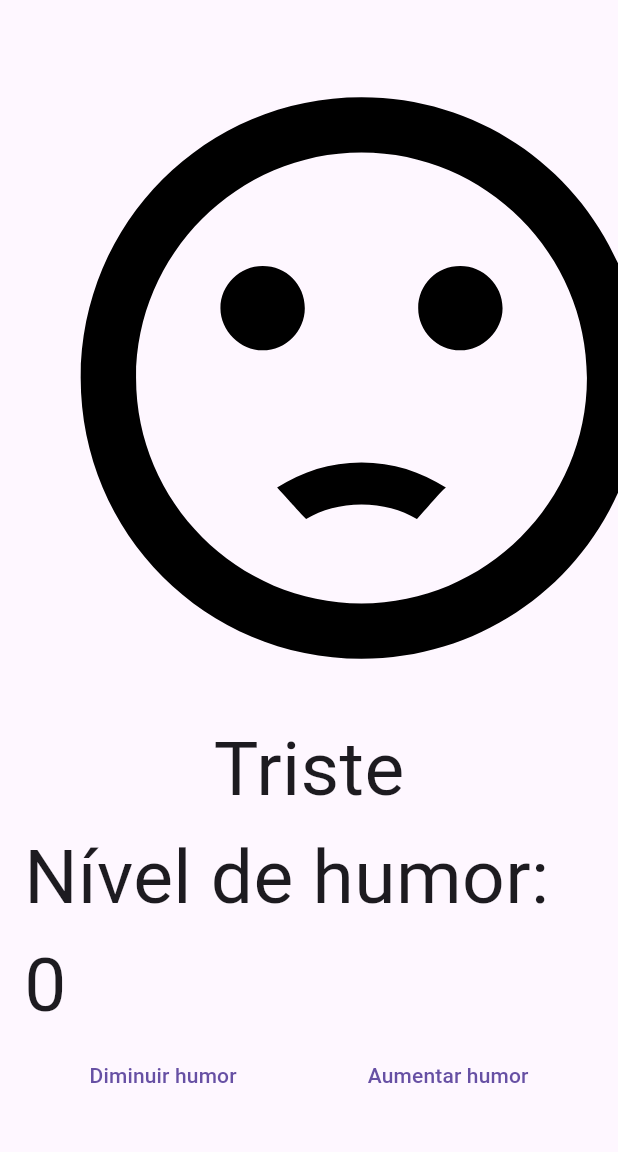
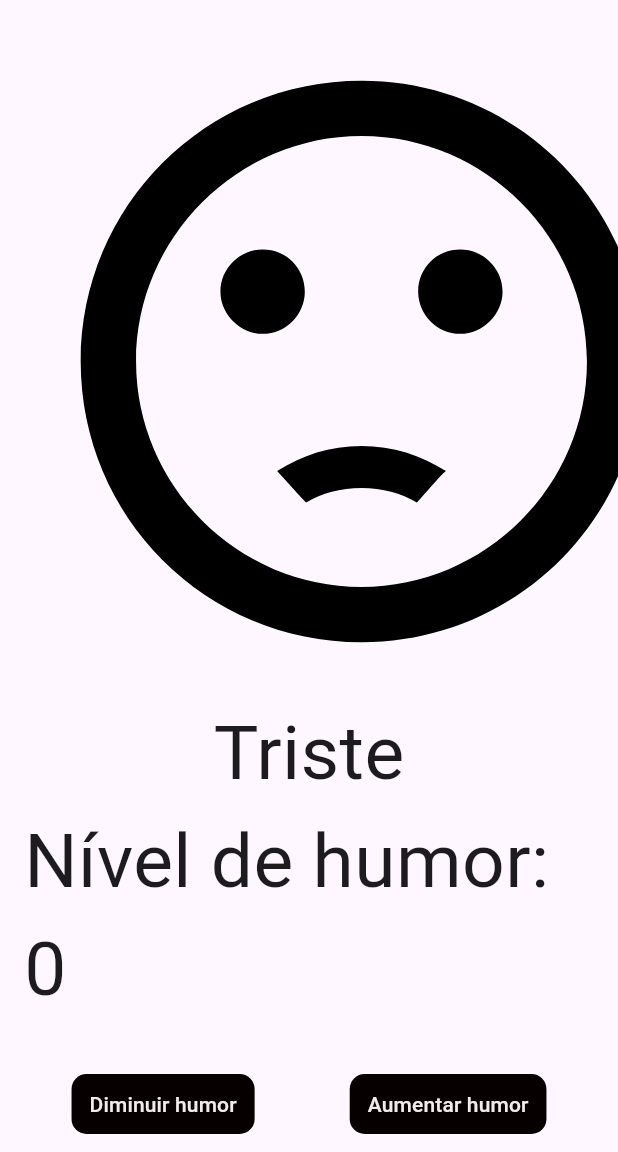
Before and after one commit to MichelecFernandes/flutter, a Flutter app: the screen it shows after launch, on a phone screen of 412 x 824 dp, the part 84-1236 px from its top. Run offline on Flutter 3.47's test engine with Material 3 defaults, Android fonts, the phone set to English and light mode, and no system bars.

Commit message:
style: estilizando os botaos

```diff
--- a/flutter_application_2/medidor_humor/lib/views/humor_view.dart
+++ b/flutter_application_2/medidor_humor/lib/views/humor_view.dart
@@ -47,7 +47,11 @@ class _HumorViewState extends State<HumorView> {
               ),
               Text(_humorController.status,
                style: TextStyle(fontSize: 50)),
-              Text('Nível de humor: ${_humorController.nivel}', style: TextStyle(fontSize: 50)),
+              Text('Nível de humor: ${_humorController.nivel}',
+              style: TextStyle(fontSize: 50)),
+              SizedBox(
+                height: 30,
+              ),
               Row(
                 mainAxisAlignment: MainAxisAlignment.spaceAround,
                 children: [
@@ -59,6 +63,13 @@ class _HumorViewState extends State<HumorView> {
                       print(_humorController.nivel);
                       print("Diminuir");
                     },
+                    style: TextButton.styleFrom(
+                      backgroundColor: const Color.fromARGB(255, 7, 0, 0),
+                      foregroundColor: const Color.fromARGB(255, 241, 235, 235),
+                      shape: RoundedRectangleBorder(
+                        borderRadius: BorderRadius.circular(10),
+                      )
+                    ),
                     child: Text('Diminuir humor'),
                   ),
                   TextButton(
@@ -69,6 +80,13 @@ class _HumorViewState extends State<HumorView> {
                       print(_humorController.nivel);
                       print("Aumentar");
                     },
+                    style: TextButton.styleFrom(
+                      backgroundColor: const Color.fromARGB(255, 7, 0, 0),
+                      foregroundColor: const Color.fromARGB(255, 241, 235, 235),
+                      shape: RoundedRectangleBorder(
+                      borderRadius: BorderRadius.circular(10),
+                      )
+                    ),
                     child: Text('Aumentar humor'),
                   ),
                 ],
```
